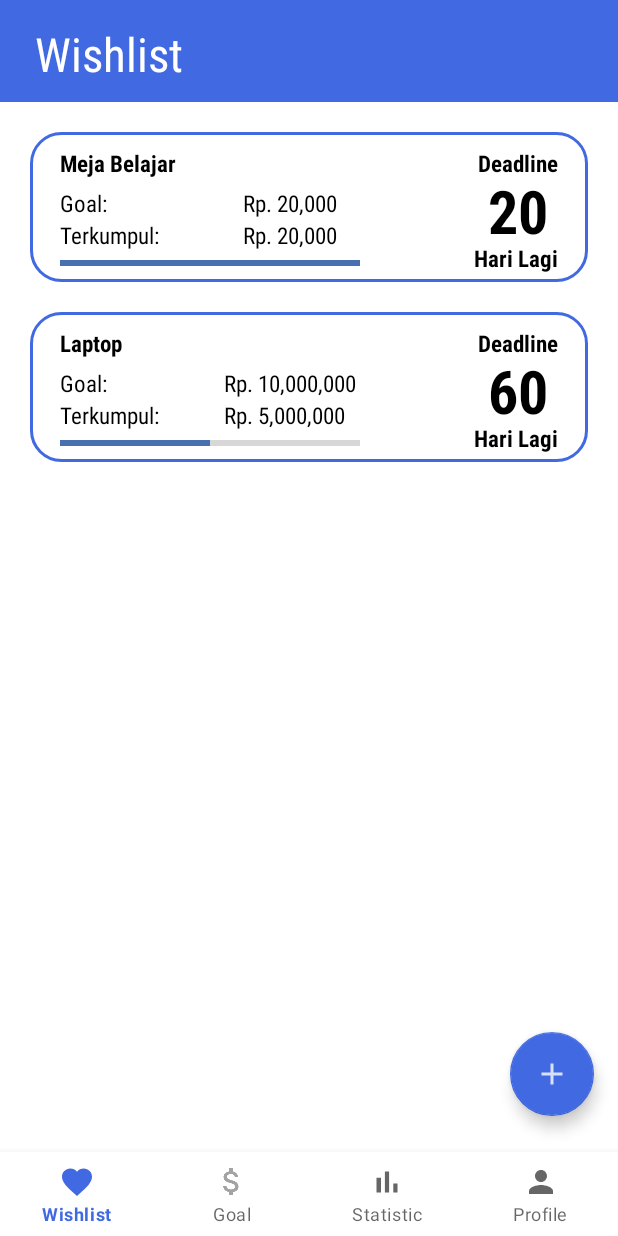
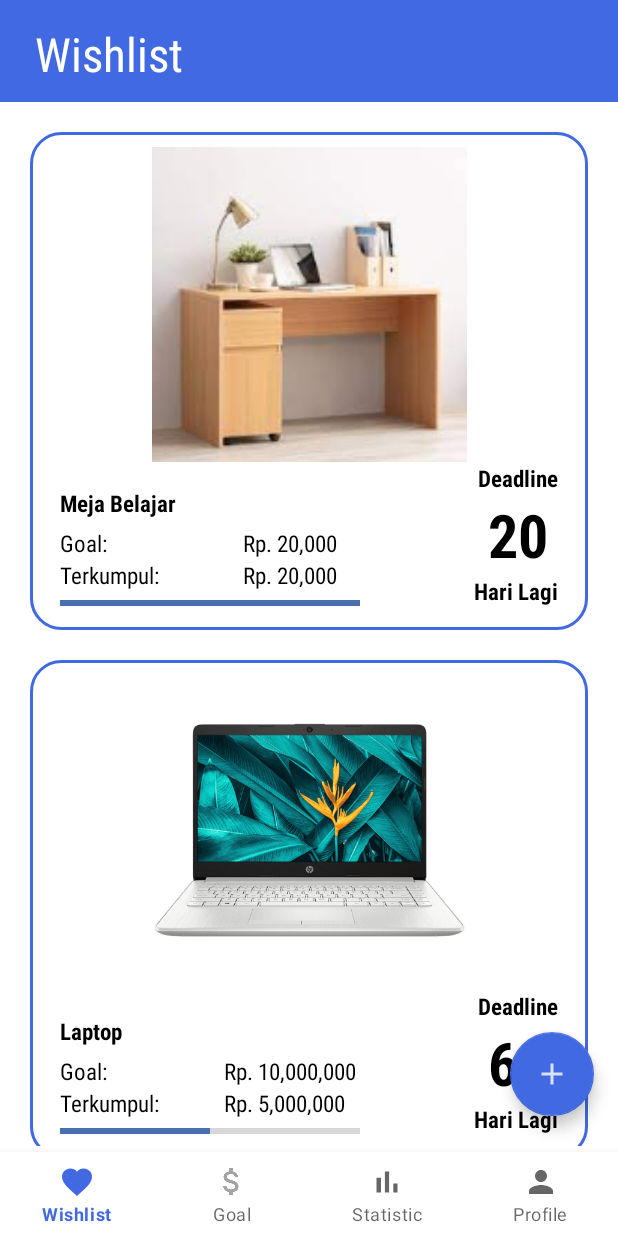
Before and after one commit to Diba15/TubesNabung, an Android app: the WishlistFragment screen opened directly, with no data from a screen before it, on a phone screen of 412 x 824 dp. Run offline under Robolectric (Android 15) with nearby library versions, the light colour scheme and no system bars; libraries missing offline, so code that uses them is left out: com.github.mikephil.charting; 1 statement that could not run was skipped.

Commit message:
Menambahkan Gambar pada item_wishlist.xml

```diff
--- a/app/src/main/java/com/d3if2089/contohpt2/data/WishList.kt
+++ b/app/src/main/java/com/d3if2089/contohpt2/data/WishList.kt
@@ -3,6 +3,7 @@ package com.d3if2089.contohpt2.data
 data class WishList(
     val nama: String,
     val goal: Int,
+    val imageResId: Int,
     val terkumpul: Int,
     val jumlahHari: Int
 )
--- a/app/src/main/java/com/d3if2089/contohpt2/ui/wishlist/WishlistAdapter.kt
+++ b/app/src/main/java/com/d3if2089/contohpt2/ui/wishlist/WishlistAdapter.kt
@@ -23,6 +23,7 @@ class WishlistAdapter(private val data: List<WishList>) :
             binding.progressBarGoal.max = wishList.goal
             val currentProgress = wishList.terkumpul
             binding.progressBarGoal.progress = currentProgress
+            wishlistImage.setImageResource(wishList.imageResId)
         }
     }
 
--- a/app/src/main/java/com/d3if2089/contohpt2/ui/wishlist/WishlistFragment.kt
+++ b/app/src/main/java/com/d3if2089/contohpt2/ui/wishlist/WishlistFragment.kt
@@ -5,6 +5,7 @@ import androidx.fragment.app.Fragment
 import android.view.LayoutInflater
 import android.view.View
 import android.view.ViewGroup
+import com.d3if2089.contohpt2.R
 import com.d3if2089.contohpt2.ui.wishlist.WishlistAdapter
 import com.d3if2089.contohpt2.data.WishList
 import com.d3if2089.contohpt2.databinding.FragmentWishlistBinding
@@ -25,8 +26,8 @@ class WishlistFragment : Fragment() {
     private var param2: String? = null
     private lateinit var binding: FragmentWishlistBinding
     private var list: MutableList<WishList> = listOf(
-        WishList("Meja Belajar",20000,20000,20),
-        WishList("Laptop",10000000,5000000,60)
+        WishList("Meja Belajar",20000, R.drawable.meja_belajar,20000,20),
+        WishList("Laptop",10000000,R.drawable.laptop,5000000,60)
     ).toMutableList()
 
     override fun onCreate(savedInstanceState: Bundle?) {
--- /dev/null
+++ b/app/src/main/res/drawable/ic_baseline_broken_image_24.xml
@@ -0,0 +1,10 @@
+<vector xmlns:android="http://schemas.android.com/apk/res/android"
+    android:width="24dp"
+    android:height="24dp"
+    android:viewportWidth="24"
+    android:viewportHeight="24"
+    android:tint="?attr/colorControlNormal">
+  <path
+      android:fillColor="@android:color/white"
+      android:pathData="M21,5v6.59l-3,-3.01 -4,4.01 -4,-4 -4,4 -3,-3.01L3,5c0,-1.1 0.9,-2 2,-2h14c1.1,0 2,0.9 2,2zM18,11.42l3,3.01L21,19c0,1.1 -0.9,2 -2,2L5,21c-1.1,0 -2,-0.9 -2,-2v-6.58l3,2.99 4,-4 4,4 4,-3.99z"/>
+</vector>
--- a/app/src/main/res/layout/item_wishlist.xml
+++ b/app/src/main/res/layout/item_wishlist.xml
@@ -7,15 +7,26 @@
 
     <androidx.constraintlayout.widget.ConstraintLayout
         android:layout_width="match_parent"
-        android:layout_height="100dp"
+        android:layout_height="wrap_content"
         android:layout_marginLeft="20dp"
         android:layout_marginTop="20dp"
         android:paddingLeft="20dp"
         android:paddingTop="10dp"
+        android:paddingBottom="10dp"
         android:paddingRight="20dp"
         android:layout_marginRight="20dp"
         android:background="@drawable/radius_history"
         app:layout_constraintTop_toTopOf="parent">
+
+        <ImageView
+            android:id="@+id/wishlist_image"
+            android:layout_width="210dp"
+            android:layout_height="210dp"
+            app:layout_constraintTop_toTopOf="parent"
+            app:layout_constraintStart_toStartOf="parent"
+            android:src="@drawable/ic_baseline_broken_image_24"
+            app:layout_constraintEnd_toEndOf="parent"
+            tools:ignore="ContentDescription" />
 
         <TextView
             android:id="@+id/text_namaBarang"
@@ -26,7 +37,7 @@
             android:textSize="15sp"
             android:paddingBottom="5dp"
             android:textStyle="bold"
-            app:layout_constraintTop_toTopOf="parent"
+            app:layout_constraintBottom_toTopOf="@+id/text_goal"
             app:layout_constraintStart_toStartOf="parent"
             tools:text="Meja Belajar"/>
 
@@ -38,7 +49,7 @@
             android:fontFamily="sans-serif-condensed"
             android:textColor="@color/black"
             android:textSize="15sp"
-            app:layout_constraintTop_toBottomOf="@+id/text_namaBarang"
+            app:layout_constraintBottom_toTopOf="@id/text_terkumpul"
             app:layout_constraintStart_toStartOf="parent"/>
 
         <TextView
@@ -61,7 +72,7 @@
             android:fontFamily="sans-serif-condensed"
             android:textColor="@color/black"
             android:textSize="15sp"
-            app:layout_constraintTop_toBottomOf="@+id/text_goal"
+            app:layout_constraintBottom_toTopOf="@id/progressBar_goal"
             app:layout_constraintStart_toStartOf="parent"/>
 
         <TextView
@@ -82,7 +93,7 @@
             android:layout_height="wrap_content"
             android:theme="@style/progressBar_color"
             app:layout_constraintStart_toStartOf="parent"
-            app:layout_constraintTop_toBottomOf="@id/text_terkumpul" />
+            app:layout_constraintBottom_toBottomOf="parent" />
 
         <TextView
             android:id="@+id/text_deadline"
@@ -92,7 +103,7 @@
             android:textColor="@color/black"
             android:textStyle="bold"
             android:textSize="15sp"
-            app:layout_constraintTop_toTopOf="parent"
+            app:layout_constraintTop_toBottomOf="@id/wishlist_image"
             app:layout_constraintEnd_toEndOf="parent"
             android:text="@string/deadline"/>
 
```
Also changed, not shown: app/src/main/res/drawable-xhdpi/laptop.png (added), app/src/main/res/drawable-xhdpi/meja_belajar.jpeg (added).
